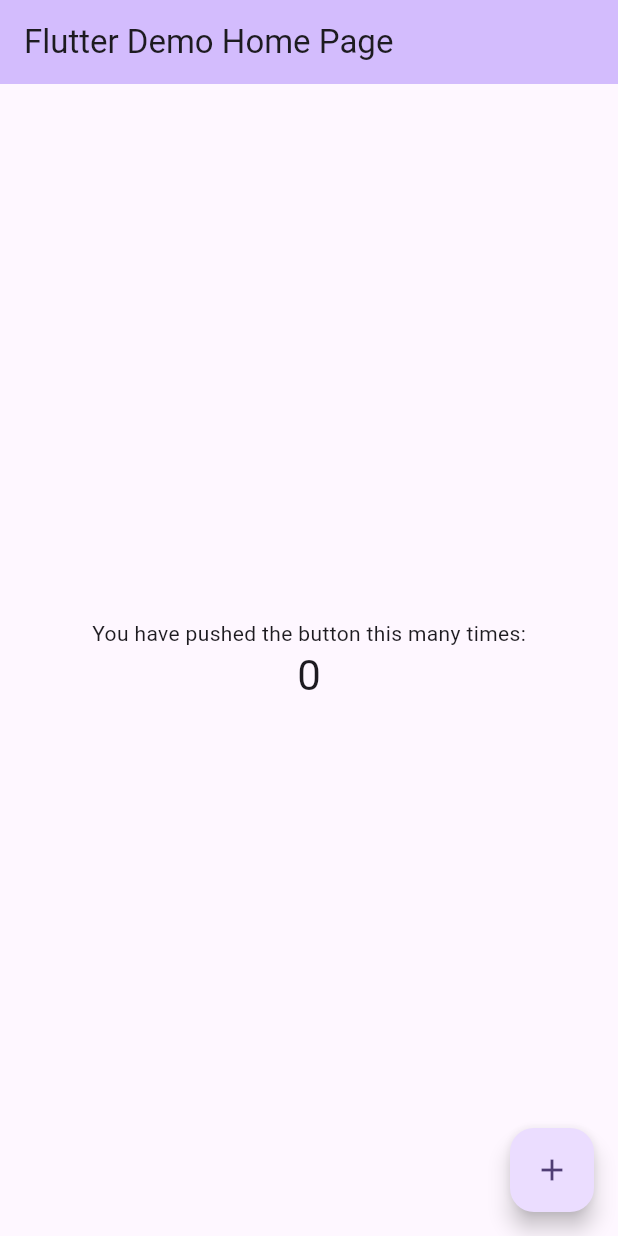
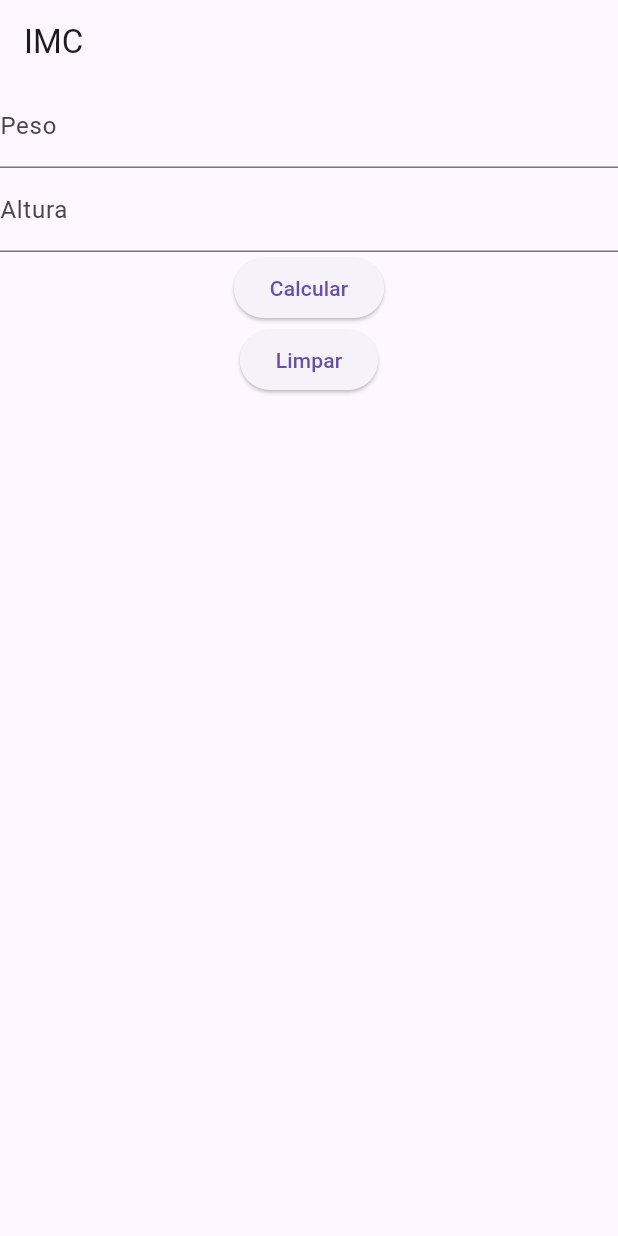
Before and after one commit to jeansillva/Calculadora-de-IMC-Flutter-, a Flutter app: the screen it shows after launch, on a phone screen of 412 x 824 dp. Run offline on Flutter 3.47's test engine with Material 3 defaults, Android fonts, the phone set to English and light mode, and no system bars.

Commit message:
Update main.dart

```diff
--- a/lib/main.dart
+++ b/lib/main.dart
@@ -1,122 +1,83 @@
 import 'package:flutter/material.dart';
 
 void main() {
-  runApp(const MyApp());
+  runApp(MaterialApp(
+    home: Scaffold(
+      appBar: AppBar(title: Text('IMC')),
+      body: IMCApp(),
+    ),
+  ));
 }
 
-class MyApp extends StatelessWidget {
-  const MyApp({super.key});
+class IMCApp extends StatefulWidget {
+  @override
+  _IMCAppState createState() => _IMCAppState();
+}
 
-  // This widget is the root of your application.
+class _IMCAppState extends State<IMCApp> {
+  final pesoController = TextEditingController();
+  final alturaController = TextEditingController();
+
+  String mensagem = '';
+  Color corMensagem = Colors.black; // cor padrão
+
   @override
   Widget build(BuildContext context) {
-    return MaterialApp(
-      title: 'Flutter Demo',
-      theme: ThemeData(
-        // This is the theme of your application.
-        //
-        // TRY THIS: Try running your application with "flutter run". You'll see
-        // the application has a purple toolbar. Then, without quitting the app,
-        // try changing the seedColor in the colorScheme below to Colors.green
-        // and then invoke "hot reload" (save your changes or press the "hot
-        // reload" button in a Flutter-supported IDE, or press "r" if you used
-        // the command line to start the app).
-        //
-        // Notice that the counter didn't reset back to zero; the application
-        // state is not lost during the reload. To reset the state, use hot
-        // restart instead.
-        //
-        // This works for code too, not just values: Most code changes can be
-        // tested with just a hot reload.
-        colorScheme: ColorScheme.fromSeed(seedColor: Colors.deepPurple),
-      ),
-      home: const MyHomePage(title: 'Flutter Demo Home Page'),
+    return Column(
+      children: [
+        TextField(
+          controller: pesoController,
+          decoration: InputDecoration(labelText: 'Peso'),
+          keyboardType: TextInputType.number,
+        ),
+        TextField(
+          controller: alturaController,
+          decoration: InputDecoration(labelText: 'Altura'),
+          keyboardType: TextInputType.number,
+        ),
+        ElevatedButton(
+          onPressed: () {
+            double peso = double.parse(pesoController.text);
+            double altura = double.parse(alturaController.text);
+            double imc = peso / (altura * altura);
+
+            String status = '';
+            Color cor = Colors.black;
+
+            if (imc < 18.5) {
+              status = 'Abaixo do peso';
+              cor = Colors.orange;
+            } else if (imc < 25) {
+              status = 'Peso ideal';
+              cor = Colors.green;
+            } else {
+              status = 'Acima do peso';
+              cor = Colors.red;
+            }
+
+            setState(() {
+              mensagem = 'IMC: ${imc.toStringAsFixed(2)} - $status';
+              corMensagem = cor;
+            });
+          },
+          child: Text('Calcular'),
+        ),
+        ElevatedButton(
+          onPressed: () {
+            pesoController.clear();
+            alturaController.clear();
+            setState(() {
+              mensagem = '';
+              corMensagem = Colors.black;
+            });
+          },
+          child: Text('Limpar'),
+        ),
+        Text(
+          mensagem,
+          style: TextStyle(color: corMensagem),
+        ),
+      ],
     );
   }
 }
-
-class MyHomePage extends StatefulWidget {
-  const MyHomePage({super.key, required this.title});
-
-  // This widget is the home page of your application. It is stateful, meaning
-  // that it has a State object (defined below) that contains fields that affect
-  // how it looks.
-
-  // This class is the configuration for the state. It holds the values (in this
-  // case the title) provided by the parent (in this case the App widget) and
-  // used by the build method of the State. Fields in a Widget subclass are
-  // always marked "final".
-
-  final String title;
-
-  @override
-  State<MyHomePage> createState() => _MyHomePageState();
-}
-
-class _MyHomePageState extends State<MyHomePage> {
-  int _counter = 0;
-
-  void _incrementCounter() {
-    setState(() {
-      // This call to setState tells the Flutter framework that something has
-      // changed in this State, which causes it to rerun the build method below
-      // so that the display can reflect the updated values. If we changed
-      // _counter without calling setState(), then the build method would not be
-      // called again, and so nothing would appear to happen.
-      _counter++;
-    });
-  }
-
-  @override
-  Widget build(BuildContext context) {
-    // This method is rerun every time setState is called, for instance as done
-    // by the _incrementCounter method above.
-    //
-    // The Flutter framework has been optimized to make rerunning build methods
-    // fast, so that you can just rebuild anything that needs updating rather
-    // than having to individually change instances of widgets.
-    return Scaffold(
-      appBar: AppBar(
-        // TRY THIS: Try changing the color here to a specific color (to
-        // Colors.amber, perhaps?) and trigger a hot reload to see the AppBar
-        // change color while the other colors stay the same.
-        backgroundColor: Theme.of(context).colorScheme.inversePrimary,
-        // Here we take the value from the MyHomePage object that was created by
-        // the App.build method, and use it to set our appbar title.
-        title: Text(widget.title),
-      ),
-      body: Center(
-        // Center is a layout widget. It takes a single child and positions it
-        // in the middle of the parent.
-        child: Column(
-          // Column is also a layout widget. It takes a list of children and
-          // arranges them vertically. By default, it sizes itself to fit its
-          // children horizontally, and tries to be as tall as its parent.
-          //
-          // Column has various properties to control how it sizes itself and
-          // how it positions its children. Here we use mainAxisAlignment to
-          // center the children vertically; the main axis here is the vertical
-          // axis because Columns are vertical (the cross axis would be
-          // horizontal).
-          //
-          // TRY THIS: Invoke "debug painting" (choose the "Toggle Debug Paint"
-          // action in the IDE, or press "p" in the console), to see the
-          // wireframe for each widget.
-          mainAxisAlignment: MainAxisAlignment.center,
-          children: <Widget>[
-            const Text('You have pushed the button this many times:'),
-            Text(
-              '$_counter',
-              style: Theme.of(context).textTheme.headlineMedium,
-            ),
-          ],
-        ),
-      ),
-      floatingActionButton: FloatingActionButton(
-        onPressed: _incrementCounter,
-        tooltip: 'Increment',
-        child: const Icon(Icons.add),
-      ), // This trailing comma makes auto-formatting nicer for build methods.
-    );
-  }
-}
```
